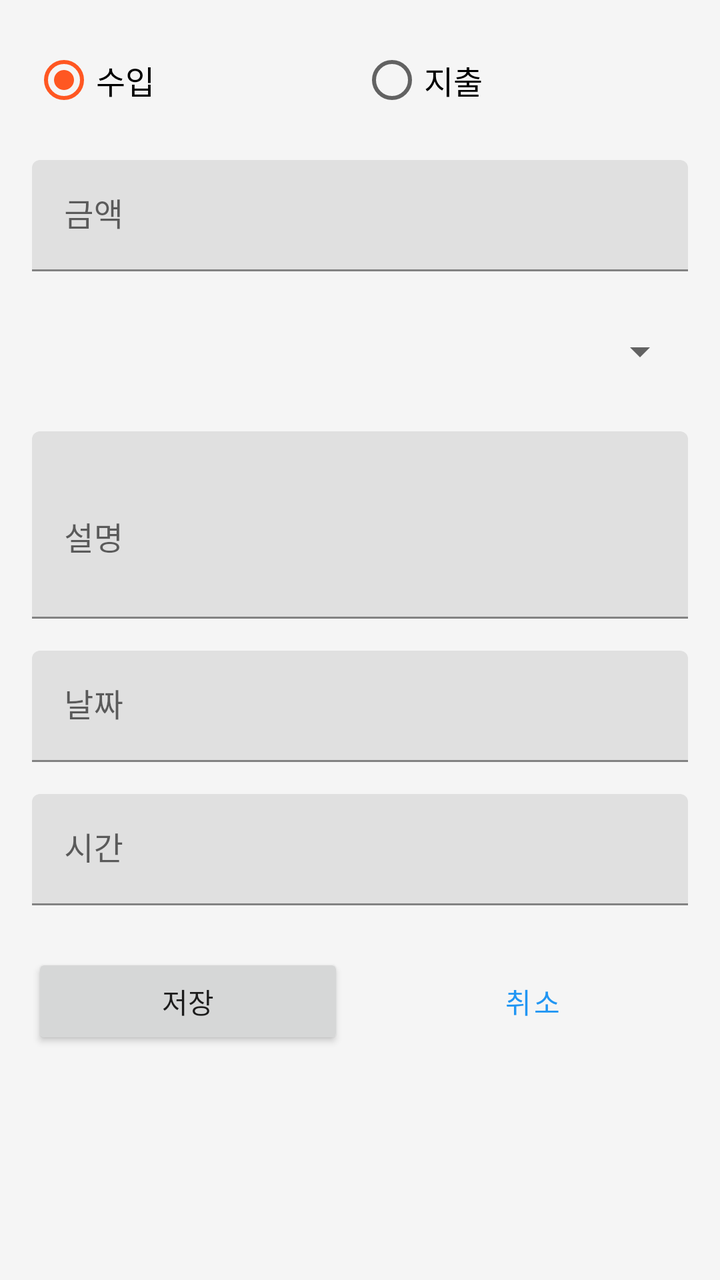
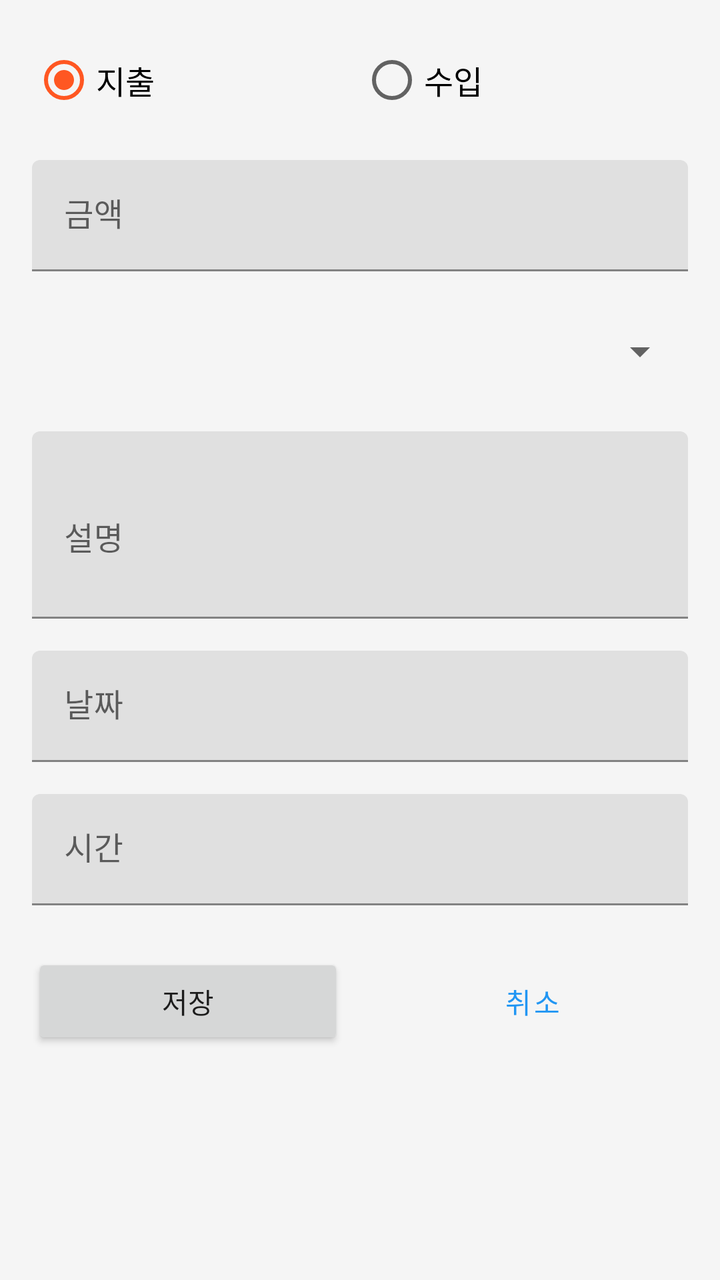

Compare the two renders of this Android layout. The source of the first and the diff that turns it into the second are given below.
<!-- AndroidManifest.xml: activity theme Theme.FinanceTracker.NoActionBar -->
<!-- res/layout/activity_add_transaction.xml -->
<?xml version="1.0" encoding="utf-8"?>
<ScrollView
    xmlns:android="http://schemas.android.com/apk/res/android"
    android:layout_width="match_parent"
    android:layout_height="match_parent"
    android:background="@color/background">

    <LinearLayout
        android:layout_width="match_parent"
        android:layout_height="wrap_content"
        android:orientation="vertical"
        android:padding="16dp">

        
        <RadioGroup
            android:id="@+id/typeRadioGroup"
            android:layout_width="match_parent"
            android:layout_height="wrap_content"
            android:orientation="horizontal"
            android:layout_marginBottom="16dp">

            <RadioButton
                android:id="@+id/incomeRadio"
                android:layout_width="0dp"
                android:layout_height="wrap_content"
                android:layout_weight="1"
                android:text="@string/income"
                android:textSize="16sp"
                android:checked="true"/>

            <RadioButton
                android:id="@+id/expenseRadio"
                android:layout_width="0dp"
                android:layout_height="wrap_content"
                android:layout_weight="1"
                android:text="@string/expense"
                android:textSize="16sp"/>
        </RadioGroup>

        
        <com.google.android.material.textfield.TextInputLayout
            android:layout_width="match_parent"
            android:layout_height="wrap_content"
            android:hint="@string/amount"
            android:layout_marginBottom="16dp">

            <com.google.android.material.textfield.TextInputEditText
                android:id="@+id/amountEditText"
                android:layout_width="match_parent"
                android:layout_height="wrap_content"
                android:inputType="number"/>
        </com.google.android.material.textfield.TextInputLayout>

        
        <com.google.android.material.textfield.TextInputLayout
            android:layout_width="match_parent"
            android:layout_height="wrap_content"
            android:hint="@string/category"
            android:layout_marginBottom="16dp">

            <Spinner
                android:id="@+id/categorySpinner"
                android:layout_width="match_parent"
                android:layout_height="wrap_content"
                android:minHeight="48dp"/>
        </com.google.android.material.textfield.TextInputLayout>

        
        <com.google.android.material.textfield.TextInputLayout
            android:layout_width="match_parent"
            android:layout_height="wrap_content"
            android:hint="@string/description"
            android:layout_marginBottom="16dp">

            <com.google.android.material.textfield.TextInputEditText
                android:id="@+id/descriptionEditText"
                android:layout_width="match_parent"
                android:layout_height="wrap_content"
                android:inputType="textMultiLine"
                android:minLines="3"/>
        </com.google.android.material.textfield.TextInputLayout>

        
        <com.google.android.material.textfield.TextInputLayout
            android:layout_width="match_parent"
            android:layout_height="wrap_content"
            android:hint="@string/date"
            android:layout_marginBottom="16dp">

            <com.google.android.material.textfield.TextInputEditText
                android:id="@+id/dateEditText"
                android:layout_width="match_parent"
                android:layout_height="wrap_content"
                android:focusable="false"
                android:clickable="true"
                android:inputType="none"/>
        </com.google.android.material.textfield.TextInputLayout>

        
        <com.google.android.material.textfield.TextInputLayout
            android:layout_width="match_parent"
            android:layout_height="wrap_content"
            android:hint="@string/time"
            android:layout_marginBottom="24dp">

            <com.google.android.material.textfield.TextInputEditText
                android:id="@+id/timeEditText"
                android:layout_width="match_parent"
                android:layout_height="wrap_content"
                android:focusable="false"
                android:clickable="true"
                android:inputType="none"/>
        </com.google.android.material.textfield.TextInputLayout>

        
        <LinearLayout
            android:layout_width="match_parent"
            android:layout_height="wrap_content"
            android:orientation="horizontal">

            <Button
                android:id="@+id/saveButton"
                android:layout_width="0dp"
                android:layout_height="wrap_content"
                android:layout_weight="1"
                android:text="@string/save"
                android:layout_marginEnd="8dp"/>

            <Button
                android:id="@+id/cancelButton"
                android:layout_width="0dp"
                android:layout_height="wrap_content"
                android:layout_weight="1"
                android:text="@string/cancel"
                android:layout_marginStart="8dp"
                style="@style/Widget.MaterialComponents.Button.OutlinedButton"/>
        </LinearLayout>
    </LinearLayout>
</ScrollView>
<!-- resources referenced by this layout -->
<resources>
  <color name="background">#F5F5F5</color>
  <string name="amount">금액</string>
  <string name="cancel">취소</string>
  <string name="category">카테고리</string>
  <string name="date">날짜</string>
  <string name="description">설명</string>
  <string name="expense">지출</string>
  <string name="income">수입</string>
  <string name="save">저장</string>
  <string name="time">시간</string>
  <style name="Theme.FinanceTracker.NoActionBar">
          <item name="windowActionBar">false</item>
          <item name="windowNoTitle">true</item>
      </style>
</resources>

<!-- the commit's change to res/layout/activity_add_transaction.xml (unified diff, before → after) -->
@@ -20,20 +20,20 @@
             android:layout_marginBottom="16dp">
 
             <RadioButton
+                android:id="@+id/expenseRadio"
+                android:layout_width="0dp"
+                android:layout_height="wrap_content"
+                android:layout_weight="1"
+                android:text="@string/expense"
+                android:textSize="16sp"
+                android:checked="true"/>
+
+            <RadioButton
                 android:id="@+id/incomeRadio"
                 android:layout_width="0dp"
                 android:layout_height="wrap_content"
                 android:layout_weight="1"
                 android:text="@string/income"
-                android:textSize="16sp"
-                android:checked="true"/>
-
-            <RadioButton
-                android:id="@+id/expenseRadio"
-                android:layout_width="0dp"
-                android:layout_height="wrap_content"
-                android:layout_weight="1"
-                android:text="@string/expense"
                 android:textSize="16sp"/>
         </RadioGroup>
 
